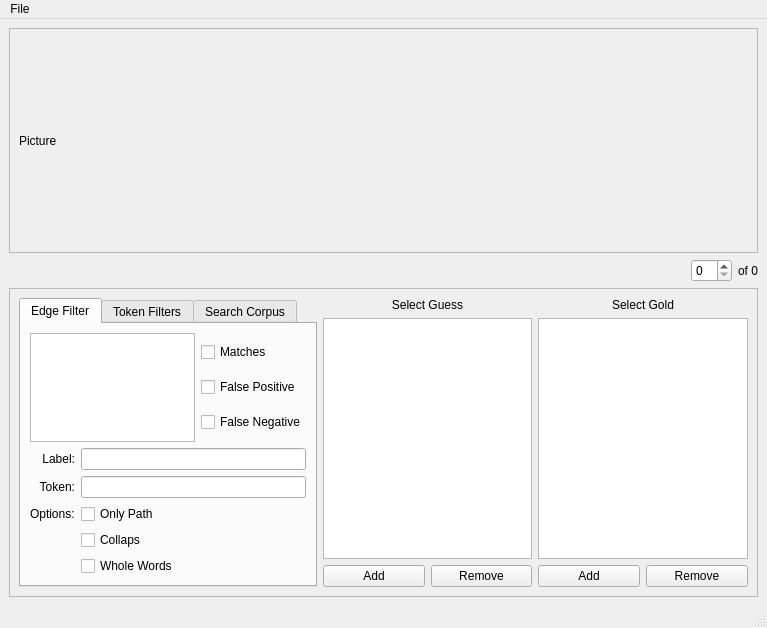
First picture: the form in GUI/MainGUI.ui, repository ppke-nlpg/What-sWrong_SVG, before the edit.
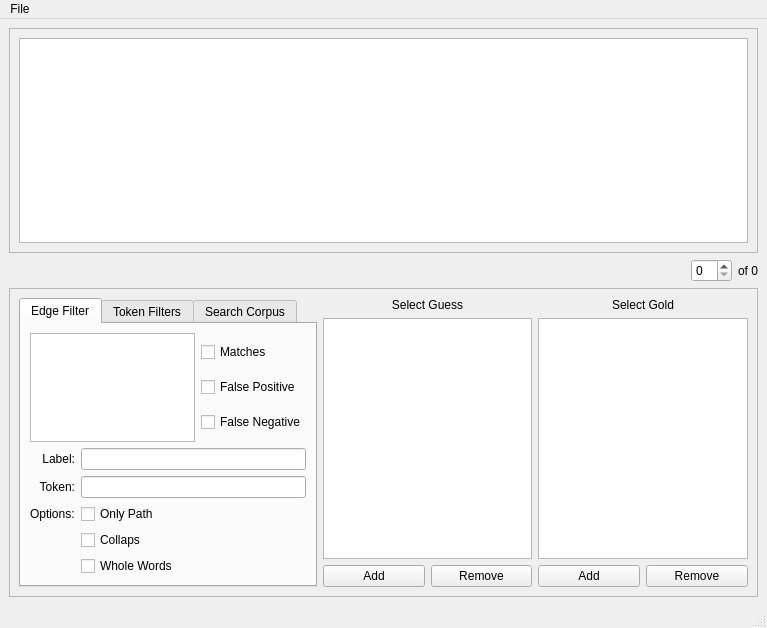
Second picture: the form after the edit.

Diff of the .ui file:
```diff
--- a/GUI/MainGUI.ui
+++ b/GUI/MainGUI.ui
@@ -49,9 +49,9 @@
        </property>
        <layout class="QGridLayout" name="gridLayout_2">
         <item row="0" column="0">
-         <widget class="QLabel" name="label_picture">
-          <property name="text">
-           <string>Picture</string>
+         <widget class="QGraphicsView" name="graphicsView">
+          <property name="enabled">
+           <bool>true</bool>
           </property>
          </widget>
         </item>
```
